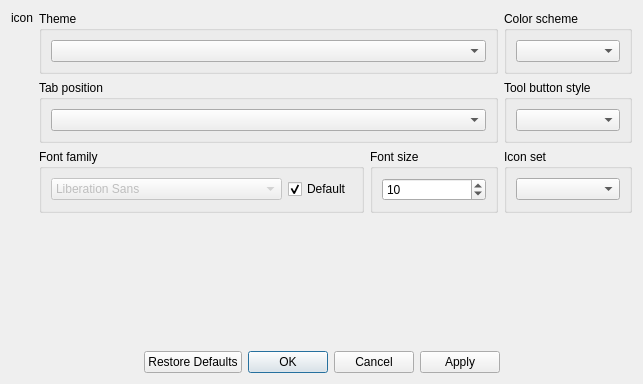
Qt form App/Ui/PreferencesDialog.ui (paolodestefani/pySagra) before a commit.
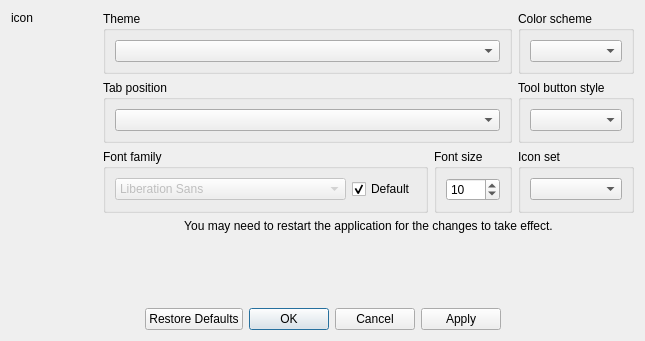
The same form after that commit. Custom widgets are drawn as their Qt base class.

Diff of the .ui file:
```diff
--- a/App/Ui/PreferencesDialog.ui
+++ b/App/Ui/PreferencesDialog.ui
@@ -9,16 +9,16 @@
    <rect>
     <x>0</x>
     <y>0</y>
-    <width>643</width>
-    <height>384</height>
+    <width>645</width>
+    <height>341</height>
    </rect>
   </property>
   <property name="windowTitle">
    <string>Preferences</string>
   </property>
-  <layout class="QVBoxLayout" name="verticalLayout_2">
+  <layout class="QVBoxLayout" name="verticalLayout_9">
    <item>
-    <layout class="QHBoxLayout" name="horizontalLayout_2" stretch="0,1">
+    <layout class="QHBoxLayout" name="horizontalLayout_2">
      <item>
       <layout class="QVBoxLayout" name="verticalLayout_6">
        <item>
@@ -44,6 +44,8 @@
       </layout>
      </item>
      <item>
+      <layout class="QVBoxLayout" name="verticalLayout_2">
+       <item>
       <layout class="QGridLayout" name="gridLayout">
        <item row="0" column="0" colspan="2">
         <widget class="QGroupBox" name="groupBoxTheme">
@@ -154,6 +156,18 @@
            <widget class="RelationalComboBox" name="comboBoxIcons"/>
           </item>
          </layout>
+          </widget>
+         </item>
+        </layout>
+       </item>
+       <item>
+        <widget class="QLabel" name="label">
+         <property name="text">
+          <string>You may need to restart the application for the changes to take effect.</string>
+         </property>
+         <property name="alignment">
+          <set>Qt::AlignmentFlag::AlignCenter</set>
+         </property>
         </widget>
        </item>
       </layout>
```
Lines whose indentation alone changed are shown as unchanged.
